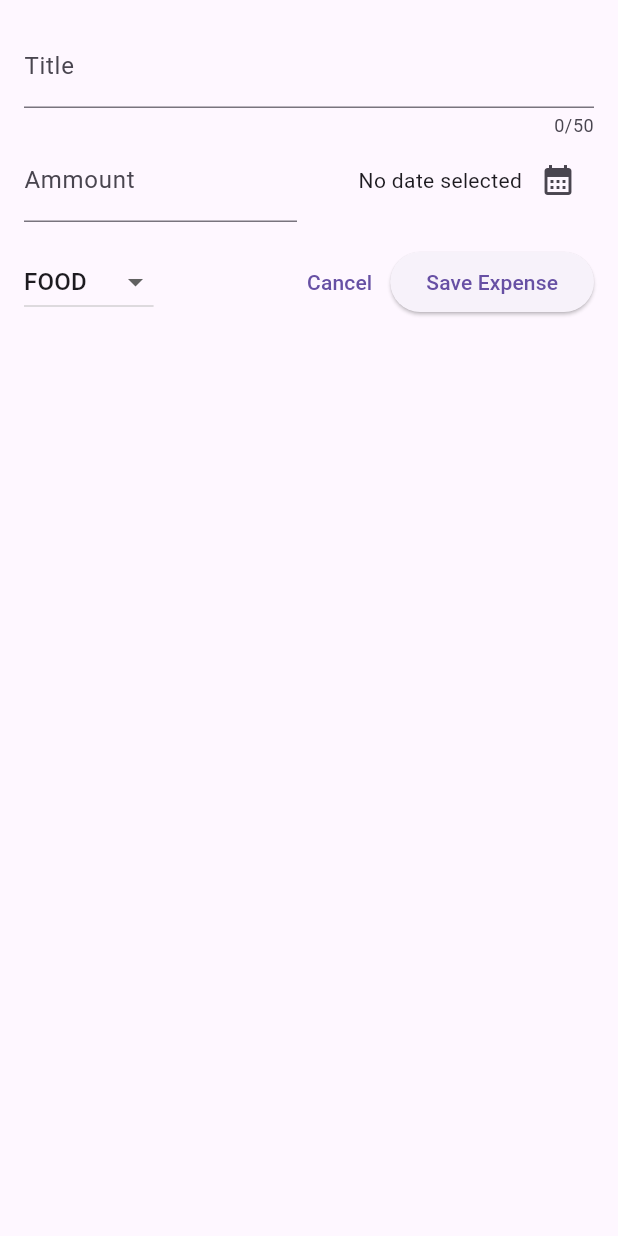
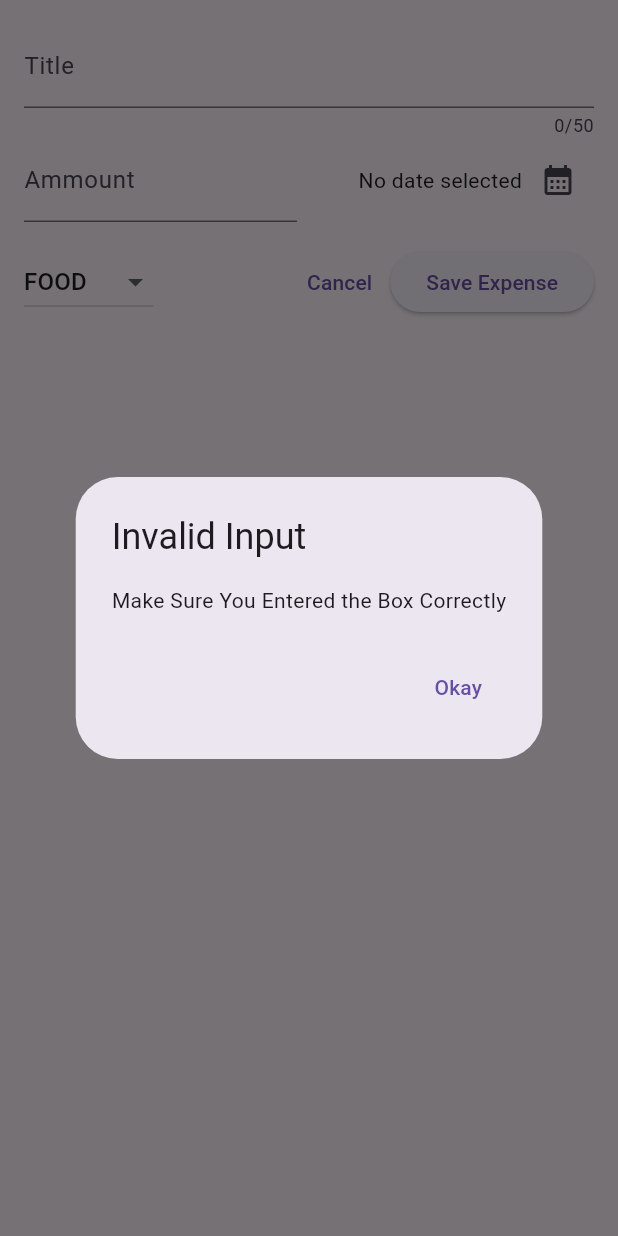
Before and after one commit to wreck046/expense_tracker, a Flutter app: the NewExpense widget shown alone on an empty page, opened directly, after a tap on "Save Expense", on a phone screen of 412 x 824 dp. Run offline on Flutter 3.47's test engine with Material 3 defaults, Android fonts, the phone set to English and light mode, and no system bars.

Commit message:
adding a simple validation and logic for user input

```diff
--- a/lib/widget/new_expense.dart
+++ b/lib/widget/new_expense.dart
@@ -28,6 +28,31 @@ class _NewExpenseState extends State<NewExpense> {
     setState(() {
       _selectedDate = pickedDate;
     });
+  }
+
+  void _submitExpenseData() {
+    final enteredAmount = double.tryParse(_amountController.text);
+    final amountIsInvalid = enteredAmount == null || enteredAmount <= 0;
+    if (_titleController.text.trim().isEmpty ||
+        amountIsInvalid ||
+        _selectedDate == null) {
+      showDialog(
+        context: context,
+        builder: (ctx) => AlertDialog(
+          title: const Text('Invalid Input'),
+          content: const Text('Make Sure You Entered the Box Correctly'),
+          actions: [
+            TextButton(
+              onPressed: () {
+                Navigator.pop(ctx);
+              },
+              child: const Text('Okay'),
+            ),
+          ],
+        ),
+      );
+      return;
+    }
   }
 
   @override
@@ -106,10 +131,7 @@ class _NewExpenseState extends State<NewExpense> {
                   },
                   child: const Text('Cancel')),
               ElevatedButton(
-                  onPressed: () {
-                    print(_titleController.text);
-                    print(_amountController.text);
-                  },
+                  onPressed: _submitExpenseData,
                   child: const Text('Save Expense')),
             ],
           )
```
